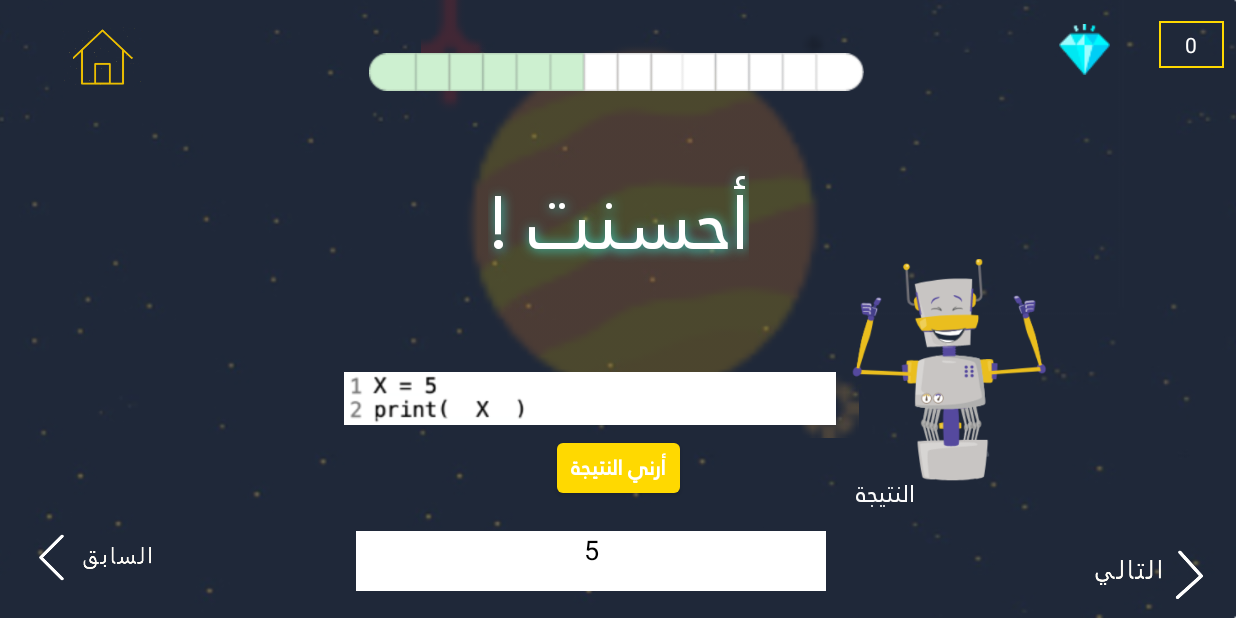
After one commit to letsCodeProject/final_FF, an Android app: the secondlevel_7_feedback2 screen opened directly, with no data from a screen before it, on a phone screen of 824 x 412 dp (held sideways). The commit adds this screen. Run offline under Robolectric (Android 15) with nearby library versions, the phone set to English and light mode, and no system bars; Roboto replaces fonts that are not available here; 1 statement that could not run was skipped.

Commit message:
I ADDED feedback interface and added lessons in lessons class (FOR TRACKING NUMBER OF PASSED LESSONS).

```diff
--- a/app/src/main/java/com/example/a96653/LetsCode/Lesson.java
+++ b/app/src/main/java/com/example/a96653/LetsCode/Lesson.java
@@ -16,6 +16,14 @@ public class Lesson {
         Lesson l5 = new Lesson(5, "firstlevel_5");
         Lesson l6 = new Lesson(6, "firstlevel_6");
         Lesson l7 = new Lesson(7, "firstlevel_7");
+        Lesson l8 = new Lesson(8, "firstlevel_resultsheet");
+        Lesson l9 = new Lesson(9, "secondlevel_1");
+        Lesson l10= new Lesson(10, "secondlevel_2");
+        Lesson l11 = new Lesson(11, "secondlevel_3");
+        Lesson l12 = new Lesson(12, "secondlevel_4");
+        Lesson l13 = new Lesson(13, "secondlevel_5");
+        Lesson l14 = new Lesson(14, "secondlevel_6");
+
       l=new  ArrayList<Lesson>();
       l.add(l0);
         l.add(l1);
@@ -25,7 +33,13 @@ public class Lesson {
         l.add(l5);
         l.add(l6);
         l.add(l7);
-
+        l.add(l8);
+        l.add(l9);
+        l.add(l10);
+        l.add(l11);
+        l.add(l12);
+        l.add(l13);
+        l.add(l14);
     }
 
 
--- a/app/src/main/java/com/example/a96653/LetsCode/MainActivity.java
+++ b/app/src/main/java/com/example/a96653/LetsCode/MainActivity.java
@@ -111,8 +111,27 @@ public class MainActivity extends AppCompatActivity {
 
                 }
                 );
+       //OPENING NEPTON LEVEL
+        //END IF
 
-    }
+        if( levelStatus=m.getLevelStatus("Nepton")==true) {
+
+            nepton.setOnClickListener(new Button.OnClickListener() {
+
+                public void onClick(View v) {
+
+
+                                               try {
+                                                   openNeptonActivity(m, finalLnum);
+                                               } catch (ClassNotFoundException e) {
+                                                   e.printStackTrace();
+                                               }
+                                          }
+
+                                      }
+            );
+        }
+    }//END ONcreate
 
 ////
 
@@ -137,6 +156,36 @@ public class MainActivity extends AppCompatActivity {
         catch (Exception e){e.printStackTrace();}
 
     }
+    //OPENING NEPTON ACTIVITY .
+    public void openNeptonActivity(MySQLliteHelper M,int lnum2) throws ClassNotFoundException {
+      /*  Intent  intent = new Intent(this,secondlevel_6.class);
+        startActivity(intent);*/
+        SharedPreferences prefs = getSharedPreferences("FIRSTSTARTOFNEPTON", MODE_PRIVATE);
+        boolean firstStart = prefs.getBoolean("firstStart", true);
+        if (firstStart){
+            M.UpdateNumOfLesson(14,"Nepton");
+            SharedPreferences pref = getSharedPreferences("FIRSTSTARTOFNEPTON", MODE_PRIVATE);
+            SharedPreferences.Editor editor = prefs.edit();
+            editor.putBoolean("firstStart", false);
+            editor.apply();}
+        lnum2=M.getNumOfLessonPassed("Nepton");
+        TextView t=(TextView)findViewById(R.id.textView47);
+      /* if (){
+           M.UpdateNumOfLesson(1,"Ploto");
+       }*/
+        Lesson l=new Lesson();
+        String name=l.getName(M.getNumOfLessonPassed("Nepton"));
+        t.setText(name);
+        Class c;
+        try{
+            c = Class.forName("com.example.a96653.LetsCode."+name);
+
+            Intent  intent = new Intent(this,c);
+            //Intent  intent = new Intent(this,firstlevel_5.class);
+            startActivity(intent);}
+        catch (Exception e){e.printStackTrace();}
+
+    }
 
 
     public void launchSecondActivity() {
--- a/app/src/main/java/com/example/a96653/LetsCode/secondlevel_5.java
+++ /dev/null
@@ -1,13 +0,0 @@
-package com.example.a96653.LetsCode;
-
-import android.support.v7.app.AppCompatActivity;
-import android.os.Bundle;
-
-public class secondlevel_5 extends AppCompatActivity {
-
-    @Override
-    protected void onCreate(Bundle savedInstanceState) {
-        super.onCreate(savedInstanceState);
-        setContentView(R.layout.activity_secondlevel_5);
-    }
-}
--- /dev/null
+++ b/app/src/main/java/com/example/a96653/LetsCode/secondlevel_6.java
@@ -0,0 +1,43 @@
+package com.example.a96653.LetsCode;
+
+import android.content.Intent;
+import android.content.SharedPreferences;
+import android.support.v7.app.AppCompatActivity;
+import android.os.Bundle;
+import android.view.View;
+import android.widget.Button;
+import android.widget.TextView;
+
+public class secondlevel_6 extends AppCompatActivity {
+
+    @Override
+    protected void onCreate(Bundle savedInstanceState) {
+        super.onCreate(savedInstanceState);
+        setContentView(R.layout.activity_secondlevel_6);
+        final MySQLliteHelper m=new MySQLliteHelper(this);
+        //
+        Button showResult=(Button)findViewById(R.id.ShowMeResultButton_secondlevel_5);
+        final TextView ResultBox=(TextView)findViewById(R.id.ResultBox_secondlevel_6);
+        showResult.setOnClickListener(new View.OnClickListener() {
+            @Override
+            public void onClick(View v) {
+                SharedPreferences prefs = getSharedPreferences("pref_secondLevel_l6", MODE_PRIVATE);
+                boolean firstStart = prefs.getBoolean("firstStart", true);
+                if (firstStart){
+                    m.UpdateNumOfLesson(14,"Nepton");
+                    SharedPreferences pref = getSharedPreferences("pref_secondLevel_l6", MODE_PRIVATE);
+                    SharedPreferences.Editor editor = prefs.edit();
+                    editor.putBoolean("firstStart", false);
+                    editor.apply();}
+                ResultBox.setText("5");
+                Intent feedback=new Intent(getApplicationContext(),secondlevel_7_feedback2.class);
+                startActivity(feedback);
+            }
+        });
+
+
+        //TO VIEW SCORE ON BOX
+        TextView textView = (TextView)findViewById(R.id.ScoreBox_secondlevel_6);
+        textView.setText(m.getChildScore()+"" );
+    }
+}//end class
--- /dev/null
+++ b/app/src/main/java/com/example/a96653/LetsCode/secondlevel_7_feedback2.java
@@ -0,0 +1,24 @@
+package com.example.a96653.LetsCode;
+
+import android.support.v7.app.AppCompatActivity;
+import android.os.Bundle;
+import android.widget.Button;
+import android.widget.TextView;
+
+public class secondlevel_7_feedback2 extends AppCompatActivity {
+
+    @Override
+    protected void onCreate(Bundle savedInstanceState) {
+        super.onCreate(savedInstanceState);
+        setContentView(R.layout.activity_secondlevel_7_feedback2);
+        final MySQLliteHelper m=new MySQLliteHelper(this);
+        ///to show result
+        TextView ResultBox=(TextView)findViewById(R.id.ResultBox_secondlevel_7);
+        ResultBox.setText("5");
+        //TO VIEW SCORE ON BOX
+        TextView textView = (TextView)findViewById(R.id.ScoreBox_secondlevel_7);
+        textView.setText(m.getChildScore()+"" );
+
+
+    }
+}
--- a/app/src/main/res/layout/activity_secondlevel_5.xml
+++ b/app/src/main/res/layout/activity_secondlevel_6.xml
@@ -5,7 +5,7 @@
     android:background="@drawable/back"
     android:layout_width="match_parent"
     android:layout_height="match_parent"
-    tools:context=".secondlevel_5">
+    tools:context=".secondlevel_6">
     <ImageView
         android:id="@+id/imageView38"
         android:layout_width="407dp"
@@ -38,7 +38,7 @@
         app:srcCompat="@drawable/h" />
 
     <TextView
-        android:id="@+id/ScoreBox_secondlevel_5"
+        android:id="@+id/ScoreBox_secondlevel_6"
         android:layout_width="43dp"
         android:layout_height="31dp"
         android:layout_alignParentStart="true"
@@ -91,7 +91,7 @@
         app:layout_constraintVertical_bias="0.834" />
 
     <TextView
-        android:id="@+id/ResultBox_secondlevel_5"
+        android:id="@+id/ResultBox_secondlevel_6"
         android:layout_width="313dp"
         android:layout_height="40dp"
         android:layout_alignParentBottom="true"
@@ -185,24 +185,6 @@
         app:srcCompat="@drawable/newpre" />
 
     <ImageView
-
-        android:id="@+id/next"
-        android:layout_width="85dp"
-        android:layout_height="38dp"
-        android:layout_alignParentEnd="true"
-        android:layout_alignParentBottom="true"
-        android:contentDescription="@string/desc"
-        app:layout_constraintBottom_toBottomOf="parent"
-        app:layout_constraintEnd_toEndOf="parent"
-        app:layout_constraintHorizontal_bias="0.986"
-        app:layout_constraintStart_toStartOf="parent"
-        app:layout_constraintTop_toTopOf="parent"
-        app:layout_constraintVertical_bias="0.975"
-        app:srcCompat="@drawable/newnext"
-        tools:layout_editor_absoluteX="147dp"
-        tools:layout_editor_absoluteY="167dp" />
-
-    <ImageView
         android:id="@+id/imageView44"
         android:layout_width="348dp"
         android:layout_height="35dp"
@@ -214,7 +196,7 @@
         app:layout_constraintEnd_toEndOf="parent"
         app:layout_constraintStart_toStartOf="parent"
         app:layout_constraintTop_toBottomOf="@+id/textView1_secondlevel_5"
-        app:srcCompat="@drawable/secondlevel_5_print" />
+        app:srcCompat="@drawable/secondlevel_6_printpicture" />
 
     <ImageView
         android:layout_width="330dp"
@@ -223,7 +205,7 @@
         android:layout_marginTop="8dp"
         android:layout_marginEnd="8dp"
         android:layout_marginBottom="256dp"
-        android:src="@drawable/secondlevel_5_progress"
+        android:src="@drawable/secondlevel_6_progress"
         app:layout_constraintBottom_toBottomOf="parent"
         app:layout_constraintEnd_toEndOf="parent"
         app:layout_constraintStart_toStartOf="parent"
--- /dev/null
+++ b/app/src/main/res/layout/activity_secondlevel_7_feedback2.xml
@@ -0,0 +1,232 @@
+<?xml version="1.0" encoding="utf-8"?>
+<android.support.constraint.ConstraintLayout xmlns:android="http://schemas.android.com/apk/res/android"
+    xmlns:app="http://schemas.android.com/apk/res-auto"
+    xmlns:tools="http://schemas.android.com/tools"
+    android:background="@drawable/back"
+    android:layout_width="match_parent"
+    android:layout_height="match_parent"
+    tools:context=".secondlevel_6">
+    <ImageView
+        android:id="@+id/imageView38"
+        android:layout_width="407dp"
+        android:layout_height="292dp"
+        android:alpha="0.2"
+        app:layout_constraintEnd_toEndOf="parent"
+        app:layout_constraintHorizontal_bias="0.535"
+        app:layout_constraintStart_toStartOf="parent"
+        app:layout_constraintTop_toTopOf="parent"
+        app:srcCompat="@drawable/newnepton" />
+
+    <ImageButton
+        android:id="@+id/homebtn_secondlevel5"
+        android:layout_width="54dp"
+        android:layout_height="40dp"
+        android:layout_marginStart="8dp"
+        android:layout_marginTop="8dp"
+        android:layout_marginEnd="8dp"
+        android:layout_marginBottom="8dp"
+        android:background="@drawable/back"
+        android:scaleType="fitCenter"
+        app:layout_constraintBottom_toBottomOf="parent"
+        app:layout_constraintEnd_toEndOf="parent"
+        app:layout_constraintHorizontal_bias="0.044"
+        app:layout_constraintStart_toStartOf="parent"
+        app:layout_constraintTop_toTopOf="parent"
+        app:layout_constraintVertical_bias="0.028"
+        app:srcCompat="@drawable/h" />
+
+    <TextView
+        android:id="@+id/ScoreBox_secondlevel_7"
+        android:layout_width="43dp"
+        android:layout_height="31dp"
+        android:layout_alignParentStart="true"
+        android:layout_alignParentTop="true"
+        android:layout_marginStart="298dp"
+        android:layout_marginTop="14dp"
+        android:layout_marginEnd="8dp"
+        android:background="@drawable/textviewborder"
+        android:gravity="center"
+        android:textColor="@android:color/background_light"
+        app:layout_constraintBottom_toBottomOf="parent"
+        app:layout_constraintEnd_toEndOf="parent"
+        app:layout_constraintHorizontal_bias="1.0"
+        app:layout_constraintTop_toTopOf="parent"
+        app:layout_constraintVertical_bias="0.0" />
+
+    <ImageView
+        android:id="@+id/secondlevel_5_dimond"
+        android:layout_width="34dp"
+        android:layout_height="34dp"
+        android:layout_marginStart="8dp"
+        android:layout_marginTop="8dp"
+        android:layout_marginEnd="8dp"
+        android:layout_marginBottom="8dp"
+        android:src="@drawable/diamond22"
+        app:layout_constraintBottom_toBottomOf="parent"
+        app:layout_constraintEnd_toEndOf="parent"
+        app:layout_constraintHorizontal_bias="0.902"
+        app:layout_constraintStart_toStartOf="parent"
+        app:layout_constraintTop_toTopOf="parent"
+        app:layout_constraintVertical_bias="0.023" />
+
+    <TextView
+        android:id="@+id/showMeResultTextView_secondlevel_5"
+        android:layout_width="67dp"
+        android:layout_height="29dp"
+        android:layout_marginStart="8dp"
+        android:layout_marginTop="8dp"
+        android:layout_marginEnd="8dp"
+        android:layout_marginBottom="8dp"
+        android:fontFamily="@font/jannalt_regular"
+        android:text="النتيجة"
+        android:textColor="@color/light_font"
+        android:textSize="16sp"
+        app:layout_constraintBottom_toBottomOf="parent"
+        app:layout_constraintEnd_toEndOf="parent"
+        app:layout_constraintHorizontal_bias="0.722"
+        app:layout_constraintStart_toStartOf="parent"
+        app:layout_constraintTop_toTopOf="parent"
+        app:layout_constraintVertical_bias="0.834" />
+
+    <TextView
+        android:id="@+id/ResultBox_secondlevel_7"
+        android:layout_width="313dp"
+        android:layout_height="40dp"
+        android:layout_alignParentBottom="true"
+        android:layout_marginStart="8dp"
+        android:layout_marginTop="8dp"
+        android:layout_marginEnd="8dp"
+        android:layout_marginBottom="8dp"
+        android:background="@color/white"
+        android:textAlignment="center"
+        android:textColor="@color/black"
+        android:textSize="18dp"
+        app:layout_constraintBottom_toBottomOf="parent"
+        app:layout_constraintEnd_toEndOf="parent"
+        app:layout_constraintHorizontal_bias="0.463"
+        app:layout_constraintStart_toStartOf="parent"
+        app:layout_constraintTop_toTopOf="parent"
+        app:layout_constraintVertical_bias="0.972" />
+
+    <TextView
+        android:id="@+id/textView_secondleve_7"
+        android:layout_width="wrap_content"
+        android:layout_height="109dp"
+        android:layout_alignParentTop="true"
+        android:layout_alignParentEnd="true"
+        android:layout_marginTop="71dp"
+        android:layout_marginBottom="8dp"
+        android:fontFamily="@font/jannalt_regular"
+        android:shadowColor="#3ED3C3"
+        android:shadowDx="1"
+        android:shadowDy="1"
+        android:shadowRadius="9"
+        android:text="أحسنت !"
+        android:textColor="@android:color/background_light"
+        android:textSize="50sp"
+        app:layout_constraintBottom_toTopOf="@+id/imageView44"
+        app:layout_constraintEnd_toEndOf="parent"
+        app:layout_constraintStart_toStartOf="parent"
+        app:layout_constraintTop_toTopOf="@+id/imageView38" />
+    <ImageView
+        android:id="@+id/labeebfeedback_secondlevel_7"
+        android:layout_width="131dp"
+        android:layout_height="252dp"
+        android:layout_alignParentStart="true"
+        android:layout_alignParentBottom="true"
+        android:layout_marginTop="8dp"
+        android:layout_marginBottom="32dp"
+        app:layout_constraintBottom_toBottomOf="parent"
+        app:layout_constraintStart_toEndOf="@+id/imageView44"
+        app:layout_constraintTop_toTopOf="@+id/secondlevel_5_dimond"
+        app:layout_constraintVertical_bias="0.928"
+        app:srcCompat="@drawable/labeebfeedback" />
+
+    <Button
+        android:id="@+id/ShowMeResultButton_secondlevel_5"
+        android:layout_width="82dp"
+        android:layout_height="33dp"
+        android:layout_alignParentBottom="true"
+        android:layout_marginStart="8dp"
+
+        android:layout_marginTop="8dp"
+        android:layout_marginEnd="8dp"
+        android:layout_marginBottom="8dp"
+        android:background="@drawable/custom_button"
+        android:fontFamily="@font/jannalt_regular"
+        android:text="أرني النتيجة"
+        android:textColor="@color/white"
+        android:textStyle="bold"
+        app:layout_constraintBottom_toBottomOf="parent"
+        app:layout_constraintEnd_toEndOf="parent"
+        app:layout_constraintStart_toStartOf="parent"
+        app:layout_constraintTop_toTopOf="parent"
+        app:layout_constraintVertical_bias="0.793" />
+
+    <ImageView
+
+        android:id="@+id/previous_seconlevel_5"
+        android:layout_width="85dp"
+        android:layout_height="38dp"
+        android:layout_alignParentEnd="true"
+        android:layout_alignParentBottom="true"
+
+
+        android:layout_marginStart="8dp"
+        android:layout_marginTop="8dp"
+        android:layout_marginEnd="8dp"
+        android:layout_marginBottom="8dp"
+        app:layout_constraintBottom_toBottomOf="parent"
+        app:layout_constraintEnd_toEndOf="parent"
+        app:layout_constraintHorizontal_bias="0.013"
+        app:layout_constraintStart_toStartOf="parent"
+        app:layout_constraintTop_toTopOf="parent"
+        app:layout_constraintVertical_bias="0.963"
+        app:srcCompat="@drawable/newpre" />
+
+    <ImageView
+
+        android:id="@+id/next"
+        android:layout_width="85dp"
+        android:layout_height="38dp"
+        android:layout_alignParentEnd="true"
+        android:layout_alignParentBottom="true"
+        android:contentDescription="@string/desc"
+        app:layout_constraintBottom_toBottomOf="parent"
+        app:layout_constraintEnd_toEndOf="parent"
+        app:layout_constraintHorizontal_bias="0.986"
+        app:layout_constraintStart_toStartOf="parent"
+        app:layout_constraintTop_toTopOf="parent"
+        app:layout_constraintVertical_bias="0.975"
+        app:srcCompat="@drawable/newnext"
+        tools:layout_editor_absoluteX="147dp"
+        tools:layout_editor_absoluteY="167dp" />
+
+    <ImageView
+        android:id="@+id/imageView44"
+        android:layout_width="348dp"
+        android:layout_height="35dp"
+        android:layout_marginStart="8dp"
+        android:layout_marginEnd="8dp"
+        android:layout_marginBottom="12dp"
+        app:layout_constraintBottom_toTopOf="@+id/ShowMeResultButton_secondlevel_5"
+        app:layout_constraintEnd_toEndOf="parent"
+        app:layout_constraintHorizontal_bias="0.46"
+        app:layout_constraintStart_toStartOf="parent"
+        app:srcCompat="@drawable/secondlevel_6_printpicture" />
+
+    <ImageView
+        android:layout_width="330dp"
+        android:layout_height="80dp"
+        android:layout_marginStart="8dp"
+        android:layout_marginTop="8dp"
+        android:layout_marginEnd="8dp"
+        android:layout_marginBottom="256dp"
+        android:src="@drawable/secondlevel_7_progressbar"
+        app:layout_constraintBottom_toBottomOf="parent"
+        app:layout_constraintEnd_toEndOf="parent"
+        app:layout_constraintHorizontal_bias="0.498"
+        app:layout_constraintStart_toStartOf="parent"
+        app:layout_constraintTop_toTopOf="parent"
+        app:layout_constraintVertical_bias="0.0" />
+</android.support.constraint.ConstraintLayout>
```
Also changed, not shown: app/src/main/AndroidManifest.xml (+6 -1 lines), app/src/main/res/drawable/secondlevel_6_printpicture.png (renamed from app/src/main/res/drawable/secondlevel_5_print.png), app/src/main/res/drawable/secondlevel_6_progress.png (renamed from app/src/main/res/drawable/secondlevel_5_progress.png), app/src/main/res/drawable/secondlevel_7_progressbar.png (added).
